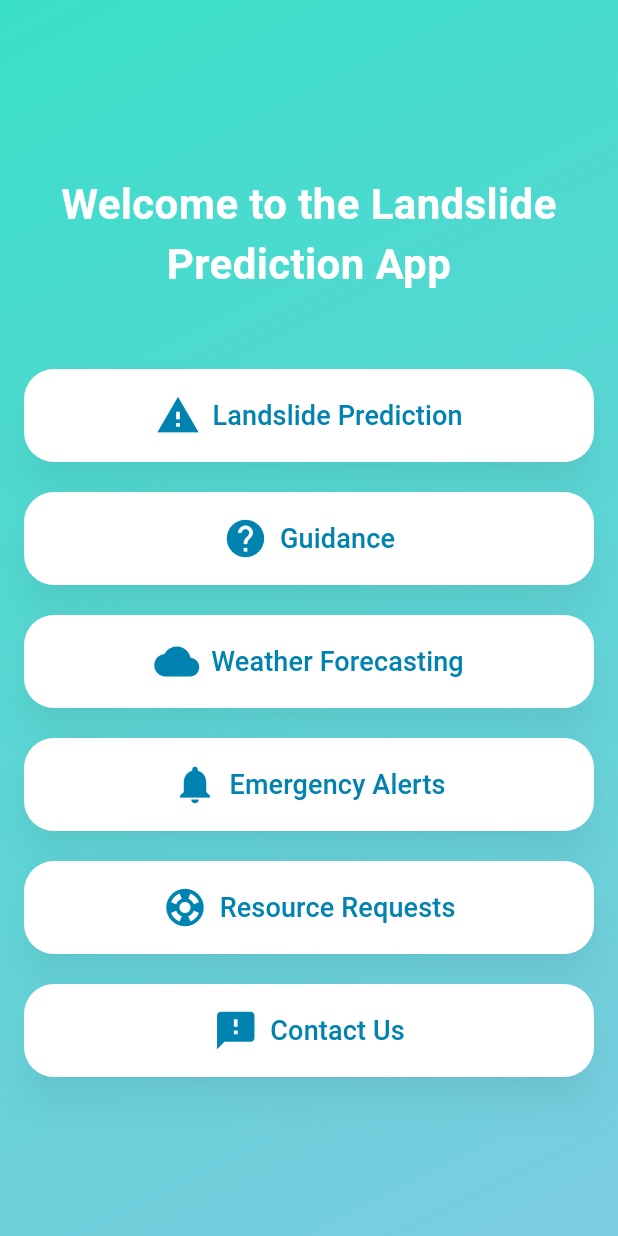
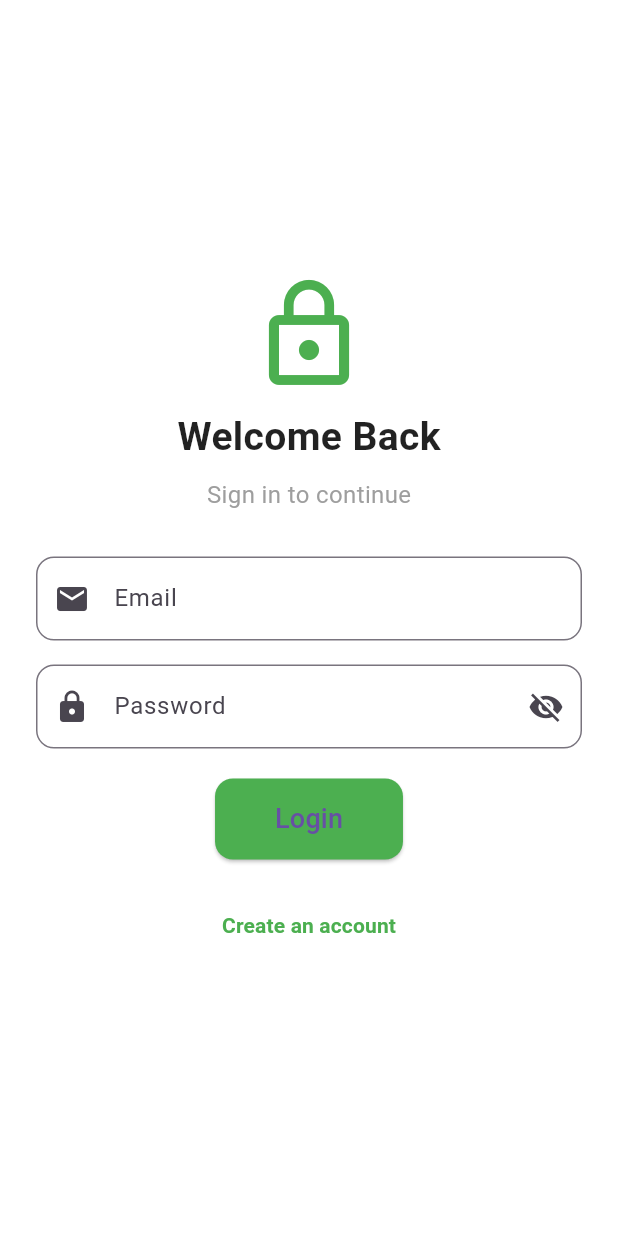
Before and after one commit to Abhishek2003sv/final, a Flutter app: the screen it shows after launch, on a phone screen of 412 x 824 dp. Run offline on Flutter 3.47's test engine with Material 3 defaults, Android fonts, the phone set to English and light mode, and no system bars; our stand-ins replace cloud_firestore, firebase_auth, firebase_core, firebase_database, flutter_animate, geolocator and 1 more; missing offline and left inert: mailer; accounts and stored records are empty.

```diff
--- /dev/null
+++ b/lib/login_page.dart
@@ -0,0 +1,159 @@
+import 'package:flutter/material.dart';
+import 'package:firebase_auth/firebase_auth.dart';
+import 'home_page.dart';
+
+class LoginPage extends StatefulWidget {
+  @override
+  _LoginPageState createState() => _LoginPageState();
+}
+
+class _LoginPageState extends State<LoginPage> {
+  final TextEditingController _emailController = TextEditingController();
+  final TextEditingController _passwordController = TextEditingController();
+  final FirebaseAuth _auth = FirebaseAuth.instance;
+
+  bool isLogin = true; // Toggle between login and register
+  bool _isLoading = false; // Show loading spinner
+  bool _isPasswordVisible = false; // Toggle password visibility
+
+  @override
+  void initState() {
+    super.initState();
+    _checkUserStatus(); // Check if user is already logged in
+  }
+
+  void _checkUserStatus() {
+    User? user = _auth.currentUser;
+    if (user != null) {
+      // User is already logged in, navigate to HomePage
+      WidgetsBinding.instance.addPostFrameCallback((_) {
+        Navigator.pushReplacement(
+            context, MaterialPageRoute(builder: (context) => HomePage()));
+      });
+    }
+  }
+
+  // Authenticate user (Login/Register)
+  Future<void> _authenticate() async {
+    setState(() => _isLoading = true);
+
+    try {
+      if (isLogin) {
+        await _auth.signInWithEmailAndPassword(
+          email: _emailController.text.trim(),
+          password: _passwordController.text.trim(),
+        );
+      } else {
+        await _auth.createUserWithEmailAndPassword(
+          email: _emailController.text.trim(),
+          password: _passwordController.text.trim(),
+        );
+      }
+      // After successful login/register, navigate to HomePage
+      Navigator.pushReplacement(
+          context, MaterialPageRoute(builder: (context) => HomePage()));
+    } on FirebaseAuthException catch (e) {
+      String message = "An error occurred";
+      if (e.code == 'user-not-found') message = "No user found for that email.";
+      if (e.code == 'wrong-password') message = "Incorrect password.";
+      if (e.code == 'email-already-in-use') message = "Email is already registered.";
+
+      ScaffoldMessenger.of(context)
+          .showSnackBar(SnackBar(content: Text(message)));
+    } finally {
+      setState(() => _isLoading = false);
+    }
+  }
+
+  @override
+  Widget build(BuildContext context) {
+    return Scaffold(
+      backgroundColor: Colors.white, // Background color
+      body: Center(
+        child: SingleChildScrollView(
+          padding: const EdgeInsets.all(24.0),
+          child: Column(
+            mainAxisAlignment: MainAxisAlignment.center,
+            children: [
+              Icon(Icons.lock_outline, size: 80, color: Colors.green), // Lock icon
+              SizedBox(height: 10),
+              Text(
+                isLogin ? "Welcome Back" : "Create Account",
+                style:
+                    TextStyle(fontSize: 26, fontWeight: FontWeight.bold, color: Colors.black87),
+              ),
+              SizedBox(height: 8),
+              Text(
+                "Sign in to continue",
+                style: TextStyle(fontSize: 16, color: Colors.grey),
+              ),
+              SizedBox(height: 30),
+
+              // Email Input
+              TextField(
+                controller: _emailController,
+                keyboardType: TextInputType.emailAddress,
+                decoration: InputDecoration(
+                  labelText: "Email",
+                  prefixIcon: Icon(Icons.email),
+                  border: OutlineInputBorder(borderRadius: BorderRadius.circular(12)),
+                ),
+              ),
+              SizedBox(height: 16),
+
+              // Password Input
+              TextField(
+                controller: _passwordController,
+                obscureText: !_isPasswordVisible,
+                decoration: InputDecoration(
+                  labelText: "Password",
+                  prefixIcon: Icon(Icons.lock),
+                  suffixIcon: IconButton(
+                    icon: Icon(
+                        _isPasswordVisible ? Icons.visibility : Icons.visibility_off),
+                    onPressed: () {
+                      setState(() {
+                        _isPasswordVisible = !_isPasswordVisible;
+                      });
+                    },
+                  ),
+                  border: OutlineInputBorder(borderRadius: BorderRadius.circular(12)),
+                ),
+              ),
+              SizedBox(height: 20),
+
+              // Login/Register Button
+              _isLoading
+                  ? CircularProgressIndicator() // Show spinner when loading
+                  : ElevatedButton(
+                      onPressed: _authenticate,
+                      style: ElevatedButton.styleFrom(
+                        backgroundColor: Colors.green,
+                        padding: EdgeInsets.symmetric(vertical: 14, horizontal: 40),
+                        shape: RoundedRectangleBorder(
+                            borderRadius: BorderRadius.circular(12)),
+                      ),
+                      child:
+                          Text(isLogin ? "Login" : "Register", style: TextStyle(fontSize: 18)),
+                    ),
+              SizedBox(height: 20),
+
+              // Toggle Login/Register
+              TextButton(
+                onPressed: () {
+                  setState(() {
+                    isLogin = !isLogin;
+                  });
+                },
+                child: Text(
+                  isLogin ? "Create an account" : "Already have an account? Login",
+                  style: TextStyle(color: Colors.green, fontWeight: FontWeight.bold),
+                ),
+              ),
+            ],
+          ),
+        ),
+      ),
+    );
+  }
+}
--- a/pubspec.yaml
+++ b/pubspec.yaml
@@ -13,7 +13,7 @@ dependencies:
   chewie: ^1.4.2
   video_player: ^2.5.1
   english_words: ^4.0.0
-  provider: ^6.0.0
+  provider: ^6.1.2
   geolocator: ^13.0.2
   firebase_core: ^3.10.0  # Ensure this is compatible with your other packages
   firebase_analytics: ^11.4.0  # Updated to a compatible version
@@ -23,6 +23,9 @@ dependencies:
   url_launcher: ^6.0.0
   mailer: ^6.4.1
   flutter_animate: ^4.0.3
+  firebase_auth: ^5.5.1
+  google_sign_in: ^6.2.1
+  marquee: ^2.2.3
 
 dev_dependencies:
   flutter_test:
```
Also changed, not shown: lib/home_page.dart (added, +122 -0 lines), lib/main.dart (+118 -51 lines), assets/google_logo.png (added), pubspec.lock, 5 other files.
